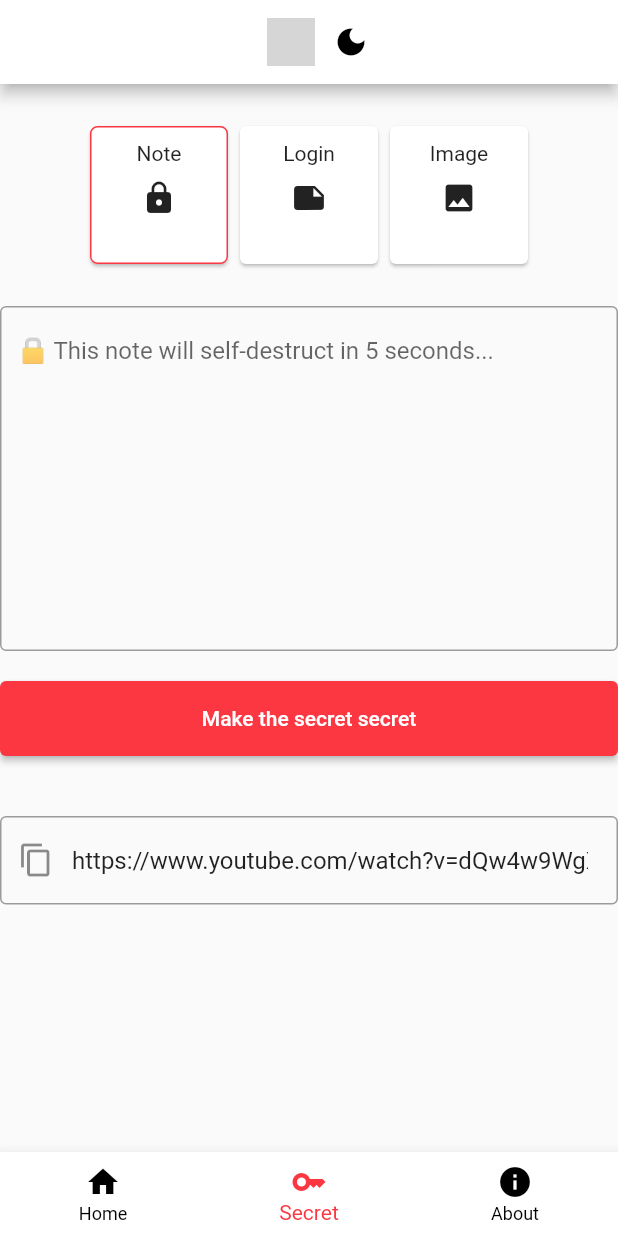
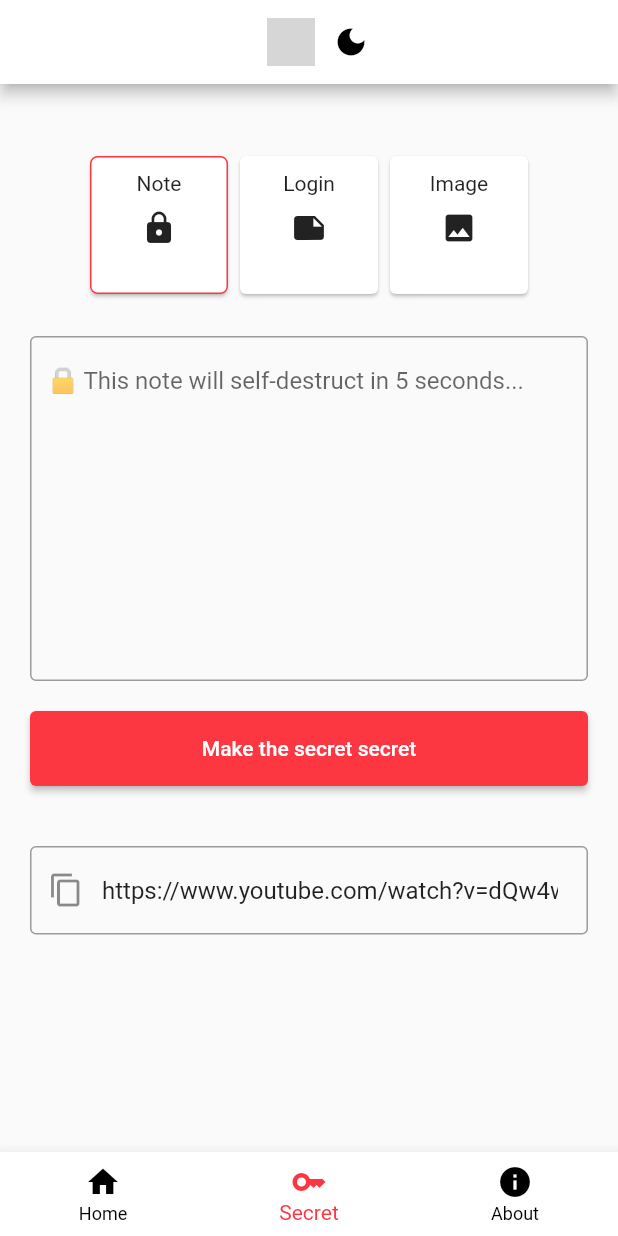
Before and after one commit to victor-42/pws-secrets, a Flutter app: the screen it shows after launch, on a phone screen of 412 x 824 dp. Run offline on Flutter 3.47's test engine with Material 3 defaults, Android fonts, the phone set to English and light mode, and no system bars; our stand-ins replace shared_preferences; missing offline and left inert: dart:html; grey boxes are pictures that could not be loaded.

```diff
--- a/app/lib/screens/home.dart
+++ b/app/lib/screens/home.dart
@@ -40,6 +40,7 @@ class LastSecretsScreenState extends State<LastSecretsScreen> {
   Widget build(BuildContext context) {
     return Center(
       child: Container(
+        padding: const EdgeInsets.all(20),
         constraints: BoxConstraints(
           maxWidth: 600,
         ),
--- a/app/lib/screens/secret.dart
+++ b/app/lib/screens/secret.dart
@@ -22,7 +22,10 @@ class SecretScreenState extends State<SecretScreen> {
 
   @override
   Widget build(BuildContext context) {
-    return Column(
+    return SingleChildScrollView(
+      child: Container(
+        padding: const EdgeInsets.all(20),
+        child: Column(
           mainAxisAlignment: MainAxisAlignment.start,
           children: [
             SizedBox(height: 24),
@@ -71,6 +74,8 @@ class SecretScreenState extends State<SecretScreen> {
                 ),
                 child: _forms[_mode]),
           ],
+        ),
+      ),
     );
   }
 }
```
Also changed, not shown: 2 other files. Lines whose indentation alone changed are shown as unchanged.
